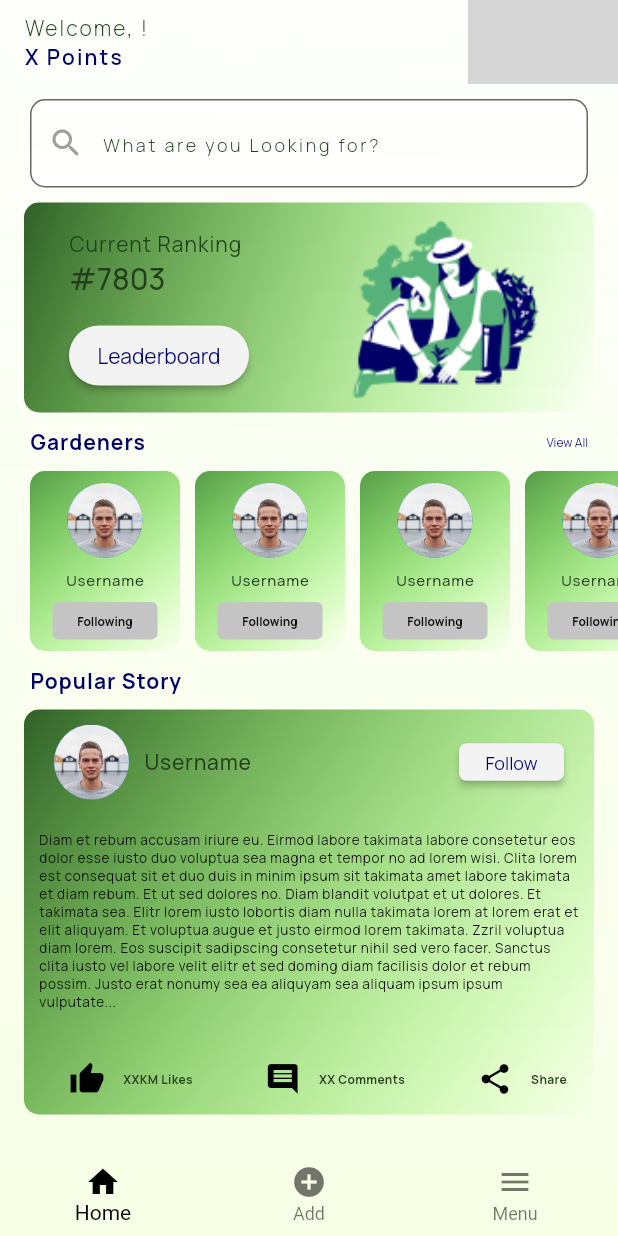
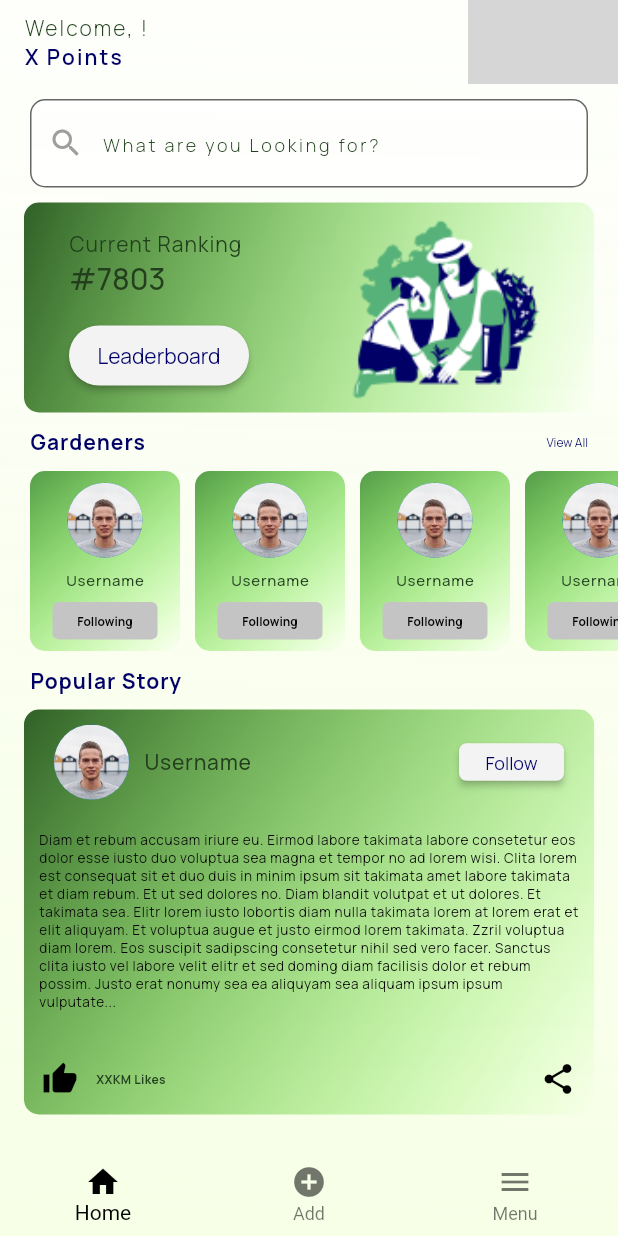
Before and after one commit to ThankiAshish/greenbook, a Flutter app: the HomePage screen opened directly, on a phone screen of 412 x 824 dp. Run offline on Flutter 3.47's test engine with Material 2 defaults, Android fonts, the phone set to English and light mode, and no system bars; our stand-ins replace google_fonts, image_picker, shared_preferences; accounts and stored records are empty; network calls fail; grey boxes are pictures that could not be loaded.

Commit message:
minor change

```diff
--- a/lib/screens/home_page.dart
+++ b/lib/screens/home_page.dart
@@ -376,7 +376,7 @@ class _HomePageState extends State<HomePage> {
                         child: Align(
                           alignment: Alignment.bottomCenter,
                           child: Row(
-                            mainAxisAlignment: MainAxisAlignment.spaceAround,
+                            mainAxisAlignment: MainAxisAlignment.spaceBetween,
                             children: [
                               Row(
                                 children: [
@@ -393,34 +393,34 @@ class _HomePageState extends State<HomePage> {
                                   ),
                                 ]
                               ),
-                              Row(
-                                children: [
-                                  const IconButton(onPressed: null, icon: Icon(Icons.comment, color: Colors.black,)),
-                                  Text(
-                                    'XX Comments',
-                                    style: GoogleFonts.manrope(
-                                      color: const Color(0xFF23401E),
-                                      fontSize: 8,
-                                      fontWeight: FontWeight.w700,
-                                      height: 0,
-                                      letterSpacing: 0.25,
-                                    ),
-                                  ),
-                                ]
-                              ),
+                              // Row(
+                              //   children: [
+                              //     const IconButton(onPressed: null, icon: Icon(Icons.comment, color: Colors.black,)),
+                              //     Text(
+                              //       'XX Comments',
+                              //       style: GoogleFonts.manrope(
+                              //         color: const Color(0xFF23401E),
+                              //         fontSize: 8,
+                              //         fontWeight: FontWeight.w700,
+                              //         height: 0,
+                              //         letterSpacing: 0.25,
+                              //       ),
+                              //     ),
+                              //   ]
+                              // ),
                               Row(
                                 children: [
                                   const IconButton(onPressed: null, icon: Icon(Icons.share, color: Colors.black,)),
-                                  Text(
-                                    'Share',
-                                    style: GoogleFonts.manrope(
-                                      color: const Color(0xFF23401E),
-                                      fontSize: 8,
-                                      fontWeight: FontWeight.w700,
-                                      height: 0,
-                                      letterSpacing: 0.25,
-                                    ),
-                                  ),
+                                  // Text(
+                                  //   'Share',
+                                  //   style: GoogleFonts.manrope(
+                                  //     color: const Color(0xFF23401E),
+                                  //     fontSize: 8,
+                                  //     fontWeight: FontWeight.w700,
+                                  //     height: 0,
+                                  //     letterSpacing: 0.25,
+                                  //   ),
+                                  // ),
                                 ]
                               ),
                             ],
--- a/lib/screens/register_page.dart
+++ b/lib/screens/register_page.dart
@@ -4,6 +4,7 @@ import 'package:flutter/material.dart';
 import 'package:google_fonts/google_fonts.dart';
 import 'package:greenbook/screens/login_page.dart';
 import 'package:greenbook/services/auth_services.dart';
+import 'package:greenbook/utils/utils.dart';
 import 'package:image_picker/image_picker.dart';
 
 class RegisterPage extends StatefulWidget {
@@ -255,6 +256,11 @@ class _RegisterPageState extends State<RegisterPage> {
                   // Navigator.of(context).push(MaterialPageRoute(builder: (ctx)=> const RegisterPage(),),);
                   if(passwordController.text == confirmPasswordController.text) {
                     registerUser();
+                  } else {
+                    showSnackBar(
+                      context,
+                      'Passwords do not match'
+                    );
                   }
                 },
                 style: ButtonStyle(
```
Also changed, not shown: 1 other file.
